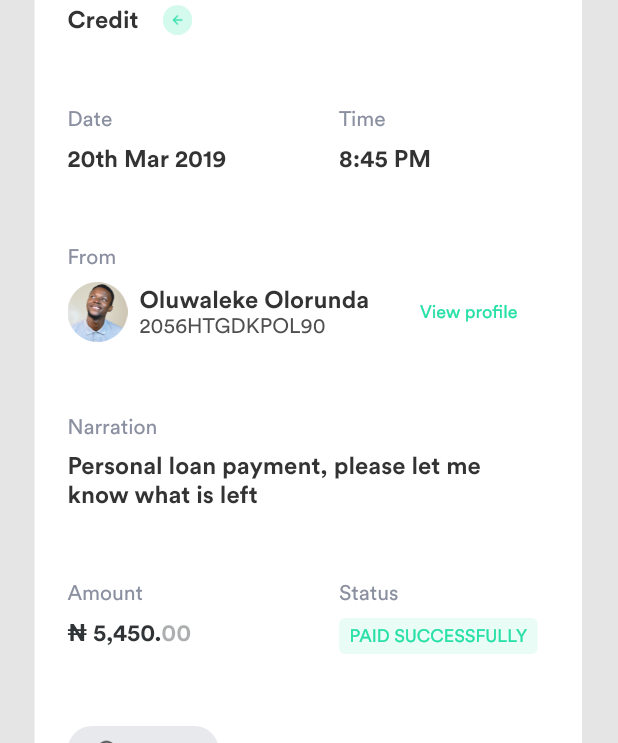
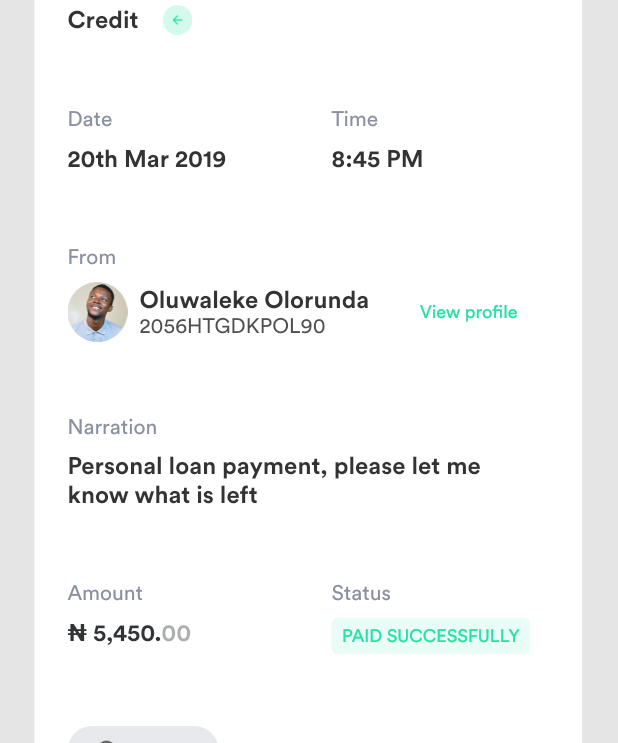
Before and after one commit to Dejbaba/rank_test, a Flutter app: the screen it shows after launch, after a tap on "Oluwaleke Olorunda", on a phone screen of 412 x 824 dp. Shown: the part 225-968 px from the top of the screen. Run offline on Flutter 3.47's test engine with Material 2 defaults, Android fonts, the phone set to English and light mode, and no system bars; our stand-ins replace flutter_screenutil, get_it.

Commit message:
UI mods and cleanups

```diff
--- a/lib/ui/views/pages/activity_details.dart
+++ b/lib/ui/views/pages/activity_details.dart
@@ -40,6 +40,7 @@ class ActivityDetails extends StatelessWidget {
                 left: 23.w,
                 right: 24.w,
                 top: 20.h,
+                bottom: 123.h
               ),
               padding: EdgeInsets.only(
                   left: 22.w,
@@ -90,7 +91,7 @@ class ActivityDetails extends StatelessWidget {
 
                         ),
                       ),
-                      SizedBox(width: 40.w,),
+                      SizedBox(width: 30.w,),
                       Expanded(
                         child: Detail(
                             description: "Time",
@@ -161,7 +162,7 @@ class ActivityDetails extends StatelessWidget {
 
                         ),
                       ),
-                      SizedBox(width: 40.w,),
+                      SizedBox(width: 30.w,),
                       Expanded(
                         child: Detail(
                           description: "Status",
```
